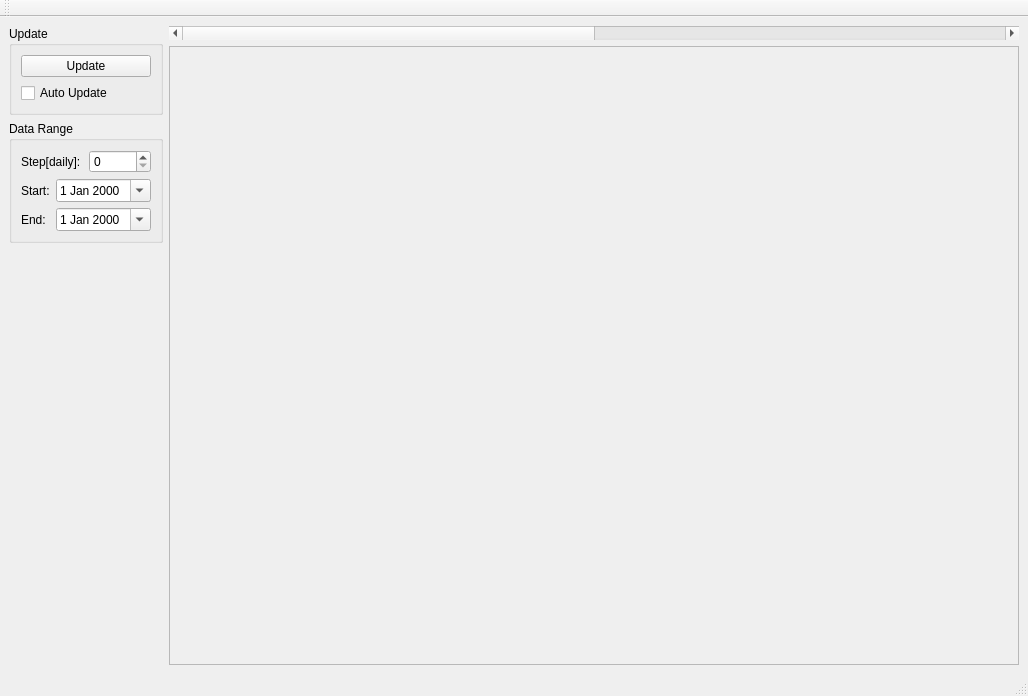
takkin-takilog/namake-trader, file trade_monitor/trade_monitor/ttm/ttm_details.ui: the form before one commit.
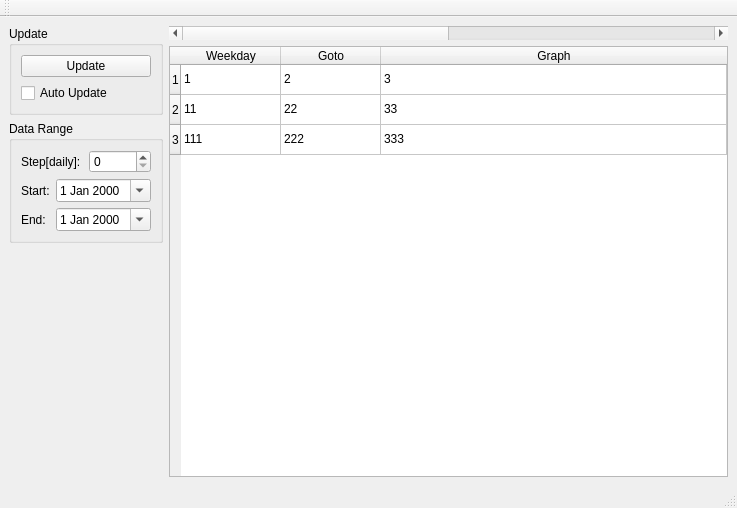
The form after the commit.

Patch:
```diff
--- a/trade_monitor/trade_monitor/ttm/ttm_details.ui
+++ b/trade_monitor/trade_monitor/ttm/ttm_details.ui
@@ -6,8 +6,8 @@
    <rect>
     <x>0</x>
     <y>0</y>
-    <width>1028</width>
-    <height>696</height>
+    <width>737</width>
+    <height>508</height>
    </rect>
   </property>
   <property name="windowTitle">
@@ -140,21 +140,94 @@
        </widget>
       </item>
       <item>
-       <widget class="QScrollArea" name="scrollArea">
-        <property name="widgetResizable">
-         <bool>true</bool>
+       <widget class="QTableWidget" name="tableWidget">
+        <property name="focusPolicy">
+         <enum>Qt::NoFocus</enum>
         </property>
-        <widget class="QWidget" name="scrollAreaWidgetContents">
-         <property name="geometry">
-          <rect>
-           <x>0</x>
-           <y>0</y>
-           <width>815</width>
-           <height>587</height>
-          </rect>
+        <property name="editTriggers">
+         <set>QAbstractItemView::NoEditTriggers</set>
+        </property>
+        <property name="selectionMode">
+         <enum>QAbstractItemView::NoSelection</enum>
+        </property>
+        <property name="selectionBehavior">
+         <enum>QAbstractItemView::SelectRows</enum>
+        </property>
+        <property name="rowCount">
+         <number>3</number>
+        </property>
+        <property name="columnCount">
+         <number>3</number>
+        </property>
+        <attribute name="horizontalHeaderStretchLastSection">
+         <bool>true</bool>
+        </attribute>
+        <attribute name="verticalHeaderVisible">
+         <bool>true</bool>
+        </attribute>
+        <row/>
+        <row/>
+        <row/>
+        <column>
+         <property name="text">
+          <string>Weekday</string>
          </property>
-         <layout class="QVBoxLayout" name="verticalLayout_3"/>
-        </widget>
+        </column>
+        <column>
+         <property name="text">
+          <string>Goto</string>
+         </property>
+        </column>
+        <column>
+         <property name="text">
+          <string>Graph</string>
+         </property>
+        </column>
+        <item row="0" column="0">
+         <property name="text">
+          <string>1</string>
+         </property>
+        </item>
+        <item row="0" column="1">
+         <property name="text">
+          <string>2</string>
+         </property>
+        </item>
+        <item row="0" column="2">
+         <property name="text">
+          <string>3</string>
+         </property>
+        </item>
+        <item row="1" column="0">
+         <property name="text">
+          <string>11</string>
+         </property>
+        </item>
+        <item row="1" column="1">
+         <property name="text">
+          <string>22</string>
+         </property>
+        </item>
+        <item row="1" column="2">
+         <property name="text">
+          <string>33</string>
+         </property>
+        </item>
+        <item row="2" column="0">
+         <property name="text">
+          <string>111</string>
+         </property>
+        </item>
+        <item row="2" column="1">
+         <property name="text">
+          <string>222</string>
+         </property>
+        </item>
+        <item row="2" column="2">
+         <property name="text">
+          <string>333</string>
+         </property>
+        </item>
        </widget>
       </item>
      </layout>
```
Left out of the diff: 2 changed lines with no effect on the pictures.
